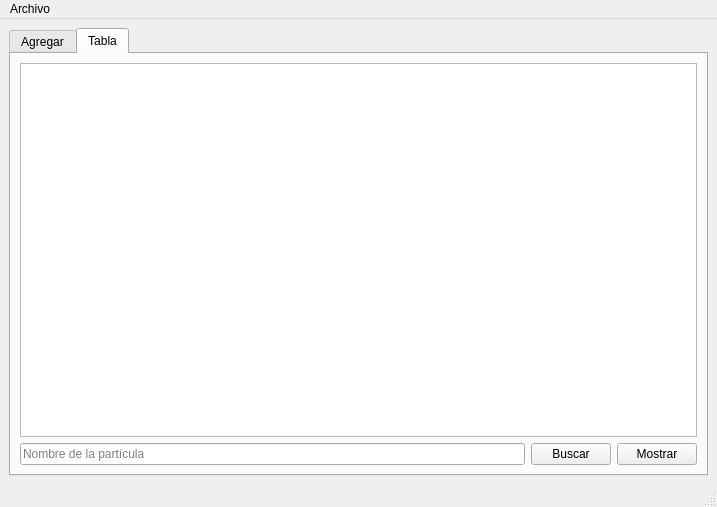
edalcala42/Administrador-de-particulas, file mainwindow.ui: the form before one commit.
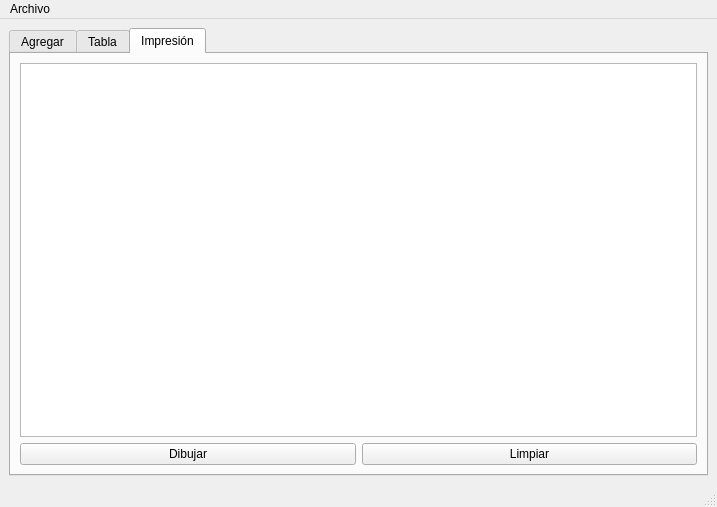
The form after the commit.

Commit message: Se agrega la pantalla de impresión de partículas en el archivo de diseño Qt

```diff
--- a/mainwindow.ui
+++ b/mainwindow.ui
@@ -15,10 +15,10 @@
   </property>
   <widget class="QWidget" name="centralwidget">
    <layout class="QGridLayout" name="gridLayout_3">
-    <item row="0" column="0">
+    <item row="1" column="0">
      <widget class="QTabWidget" name="tabWidget">
       <property name="currentIndex">
-       <number>1</number>
+       <number>2</number>
       </property>
       <widget class="QWidget" name="tab">
        <attribute name="title">
@@ -224,6 +224,30 @@
         </item>
        </layout>
       </widget>
+      <widget class="QWidget" name="tab_3">
+       <attribute name="title">
+        <string>Impresión</string>
+       </attribute>
+       <layout class="QGridLayout" name="gridLayout_5">
+        <item row="0" column="0" colspan="2">
+         <widget class="QGraphicsView" name="graphicsView"/>
+        </item>
+        <item row="1" column="0">
+         <widget class="QPushButton" name="pushButton_Dibujar">
+          <property name="text">
+           <string>Dibujar</string>
+          </property>
+         </widget>
+        </item>
+        <item row="1" column="1">
+         <widget class="QPushButton" name="pushButton_Limpiar">
+          <property name="text">
+           <string>Limpiar</string>
+          </property>
+         </widget>
+        </item>
+       </layout>
+      </widget>
      </widget>
     </item>
    </layout>
```
